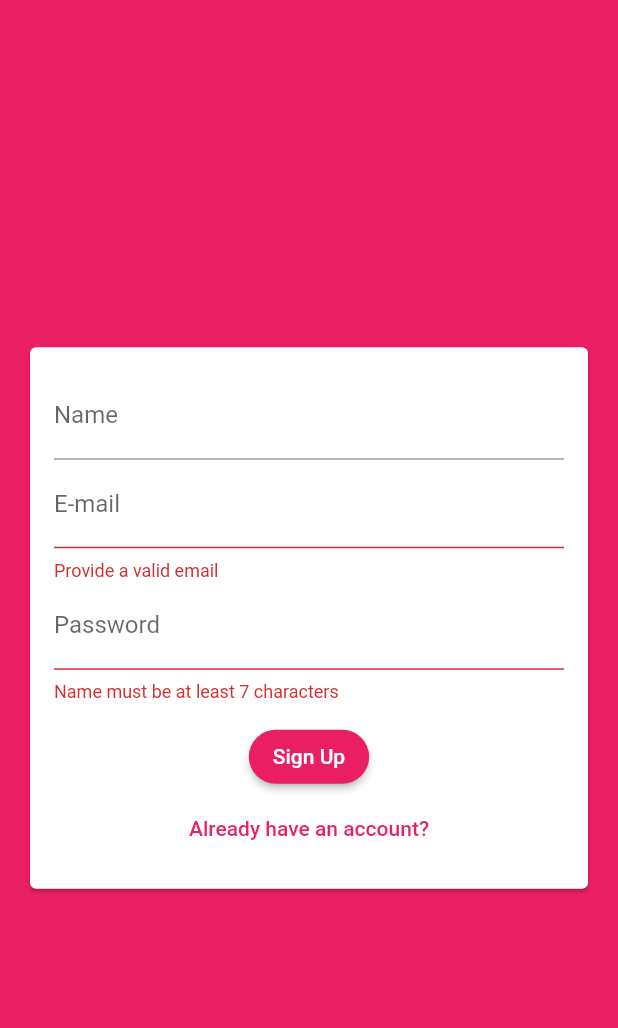
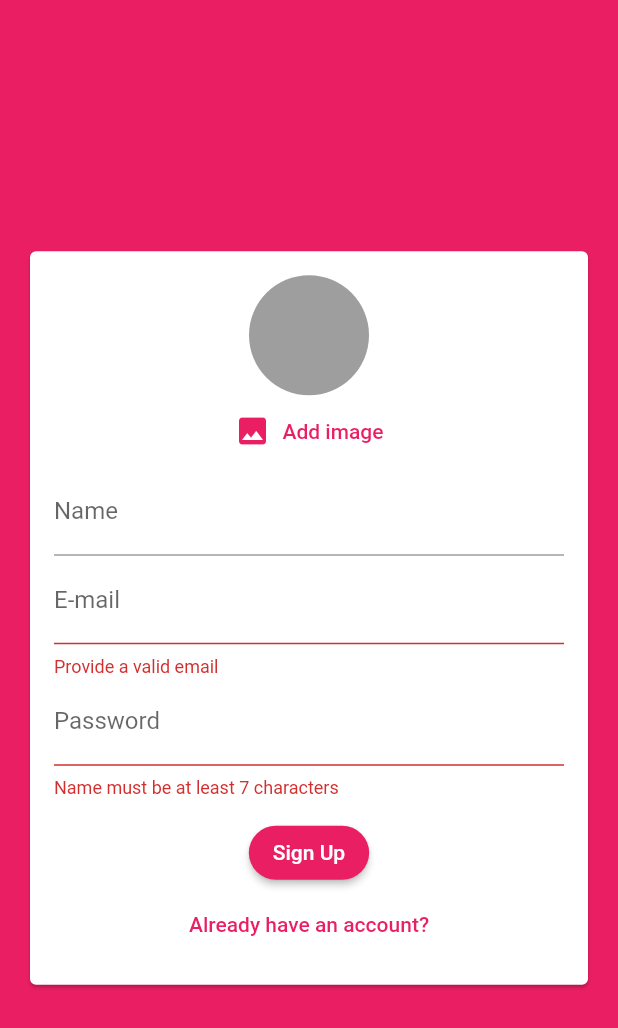
Before and after one commit to Rafa-Oli/chat_flutter, a Flutter app: the screen it shows after launch, after a tap on "Login", after a tap on "Create a new account?", on a phone screen of 412 x 824 dp. Shown: the top 1028 px of the screen. Run offline on Flutter 3.47's test engine with Material 2 defaults, Android fonts, the phone set to English and light mode, and no system bars; our stand-ins replace cloud_firestore, firebase_auth, firebase_core, image_picker; accounts and stored records are empty.

Commit message:
getting user image

```diff
--- a/lib/widgets/auth_form.dart
+++ b/lib/widgets/auth_form.dart
@@ -1,4 +1,5 @@
 import 'package:chat/models/auth_data.dart';
+import 'package:chat/widgets/user_image_picker.dart';
 import 'package:flutter/material.dart';
 
 class AuthForm extends StatefulWidget {
@@ -35,6 +36,7 @@ class _AuthFormState extends State<AuthForm> {
               key: _formKey,
               child: Column(
                 children: [
+                  if (_authData.isSignup) UserImagePicker(),
                   if (_authData.isSignup)
                     TextFormField(
                       key: ValueKey('name'),
--- /dev/null
+++ b/lib/widgets/user_image_picker.dart
@@ -0,0 +1,41 @@
+import 'dart:io';
+
+import 'package:flutter/material.dart';
+import 'package:image_picker/image_picker.dart';
+
+class UserImagePicker extends StatefulWidget {
+  @override
+  _UserImagePickerState createState() => _UserImagePickerState();
+}
+
+class _UserImagePickerState extends State<UserImagePicker> {
+  File _pickedImageFile;
+
+  Future<void> _pickImage() async {
+    final picker = ImagePicker();
+    final pickedImage = await picker.getImage(source: ImageSource.camera);
+
+    setState(() {
+      _pickedImageFile = File(pickedImage.path);
+    });
+  }
+
+  @override
+  Widget build(BuildContext context) {
+    return Column(
+      children: [
+        CircleAvatar(
+          radius: 40,
+          backgroundColor: Colors.grey,
+          backgroundImage:
+              _pickedImageFile != null ? FileImage(_pickedImageFile) : null,
+        ),
+        TextButton.icon(
+          onPressed: _pickImage,
+          icon: Icon(Icons.image),
+          label: Text("Add image"),
+        )
+      ],
+    );
+  }
+}
--- a/pubspec.yaml
+++ b/pubspec.yaml
@@ -24,6 +24,7 @@ dependencies:
   firebase_core : ^1.0.3
   cloud_firestore: ^1.0.4
   firebase_auth: ^1.1.0
+  image_picker: ^0.7.4
   flutter:
     sdk: flutter
 
```
Also changed, not shown: pubspec.lock, 2 other files.
